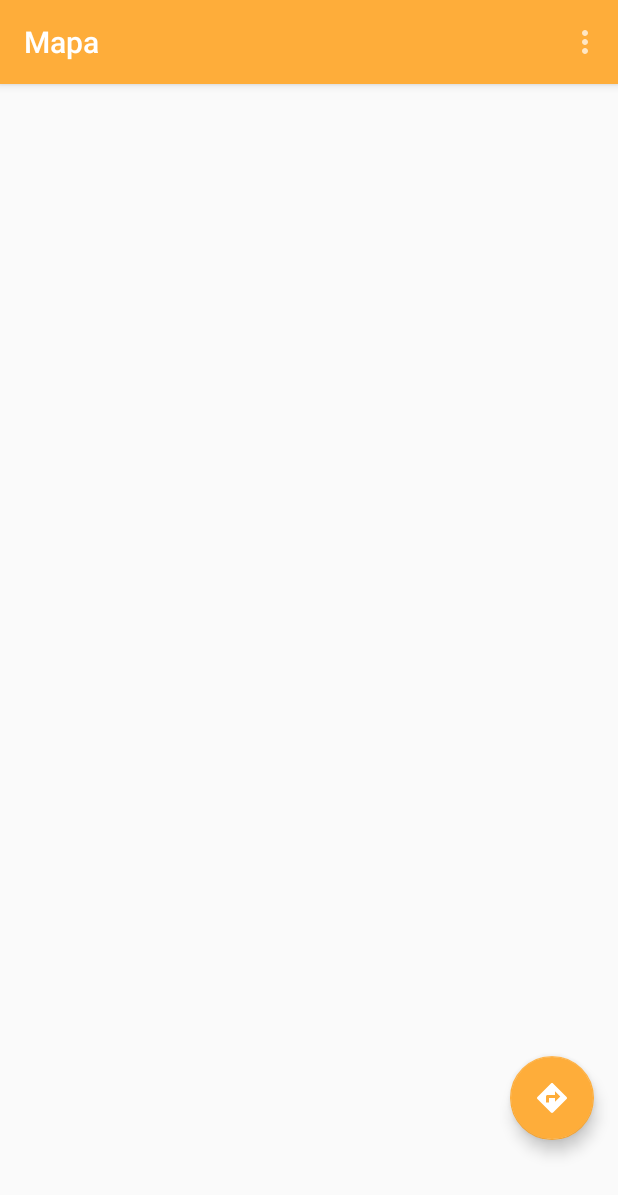
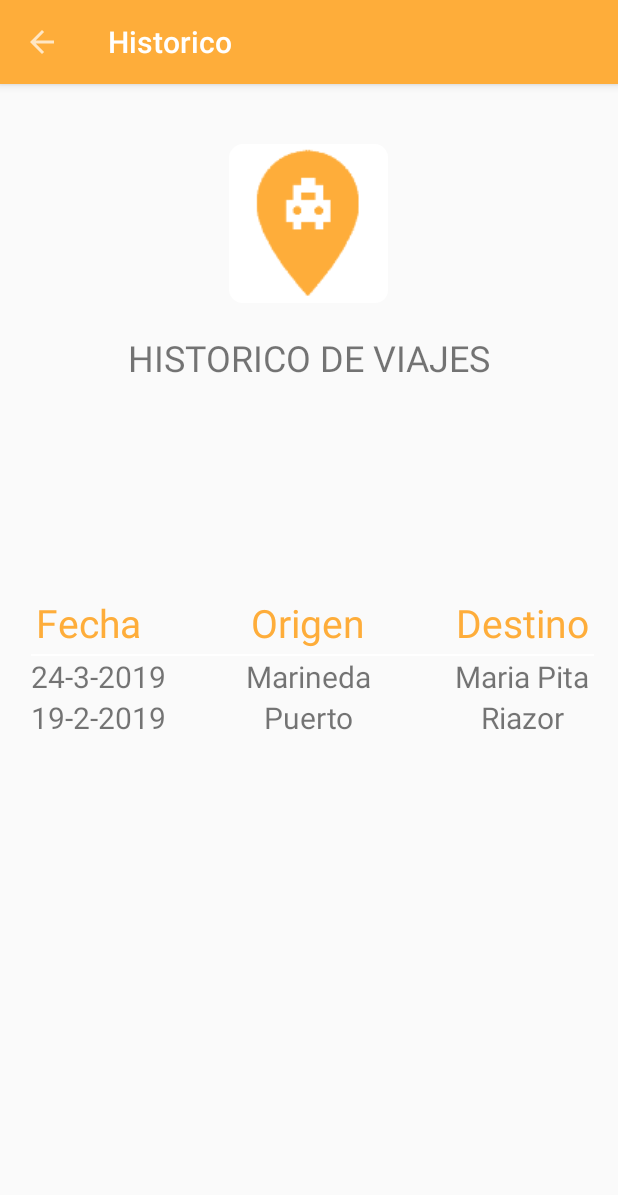
Before and after one commit to palomapiot/taxi5, an Android app: the MapsActivity screen opened directly, with no data from a screen before it, in the options menu, after a tap on "Histórico", on a phone screen of 412 x 824 dp. Shown: the top 1195 px of the screen. Run offline under Robolectric (Android 15) with nearby library versions, the phone set to English and light mode, and no system bars.

Commit message:
listar historico de viajes

```diff
--- a/taxi5-android/app/src/main/AndroidManifest.xml
+++ b/taxi5-android/app/src/main/AndroidManifest.xml
@@ -46,6 +46,10 @@
             android:name=".ui.ProfileActivity"
             android:label="@string/activity_label_profile" />
 
+        <activity
+            android:name=".ui.HistoryActivity"
+            android:label="@string/activity_label_historico" />
+
         <meta-data
             android:name="com.google.android.geo.API_KEY"
             android:value="@string/google_maps_key" />
--- /dev/null
+++ b/taxi5-android/app/src/main/java/com/muei/apm/taxi5/ui/HistoryActivity.java
@@ -0,0 +1,32 @@
+package com.muei.apm.taxi5.ui;
+
+import android.content.Intent;
+import android.os.Bundle;
+import android.support.v7.app.ActionBar;
+import android.support.v7.app.AppCompatActivity;
+import android.support.v7.widget.Toolbar;
+import android.view.MenuItem;
+
+import com.muei.apm.taxi5.R;
+
+public class HistoryActivity extends AppCompatActivity {
+
+    @Override
+    protected void onCreate(Bundle savedInstanceState) {
+        super.onCreate(savedInstanceState);
+        setContentView(R.layout.activity_historico_viajes);
+
+        Toolbar myToolbar = (Toolbar) findViewById(R.id.my_toolbar);
+        setSupportActionBar(myToolbar);
+
+        ActionBar ab = getSupportActionBar();
+
+        ab.setDisplayHomeAsUpEnabled(true);
+    }
+
+    public boolean onOptionsItemSelected(MenuItem item){
+        Intent intent = new Intent(HistoryActivity.this, MapsActivity.class);
+        startActivityForResult(intent, 0);
+        return true;
+    }
+}
--- a/taxi5-android/app/src/main/java/com/muei/apm/taxi5/ui/MapsActivity.java
+++ b/taxi5-android/app/src/main/java/com/muei/apm/taxi5/ui/MapsActivity.java
@@ -82,7 +82,8 @@ public class MapsActivity extends AppCompatActivity implements OnMapReadyCallbac
                 return true;
 
             case R.id.action_view_history:
-                Toast.makeText(this, "Ver histórico", Toast.LENGTH_SHORT).show();
+                Intent intentHistory = new Intent(MapsActivity.this, HistoryActivity.class);
+                startActivity(intentHistory);
                 return true;
 
             case R.id.action_log_out:
--- /dev/null
+++ b/taxi5-android/app/src/main/res/layout/activity_historico_viajes.xml
@@ -0,0 +1,185 @@
+<?xml version="1.0" encoding="utf-8"?>
+<android.support.constraint.ConstraintLayout xmlns:android="http://schemas.android.com/apk/res/android"
+    xmlns:app="http://schemas.android.com/apk/res-auto"
+    xmlns:tools="http://schemas.android.com/tools"
+    android:layout_width="match_parent"
+    android:layout_height="match_parent"
+    tools:context=".ui.HistoryActivity">
+
+    <android.support.v7.widget.Toolbar
+        android:id="@+id/my_toolbar"
+        android:layout_width="match_parent"
+        android:layout_height="?attr/actionBarSize"
+        android:background="@color/colorPrimary"
+        android:elevation="4dp"
+        android:theme="@style/ThemeOverlay.AppCompat.Dark"
+        app:layout_constraintEnd_toEndOf="parent"
+        app:layout_constraintStart_toStartOf="parent"
+        app:layout_constraintTop_toTopOf="parent"
+        app:popupTheme="@style/ThemeOverlay.AppCompat.Light" />
+
+
+    <TextView
+        android:id="@+id/textView"
+        android:layout_width="wrap_content"
+        android:layout_height="wrap_content"
+        android:layout_marginTop="20dp"
+        android:text="@string/default_name_historico"
+        android:textSize="24sp"
+        android:typeface="sans"
+        app:layout_constraintEnd_toEndOf="@+id/imageView2"
+        app:layout_constraintStart_toStartOf="@+id/imageView2"
+        app:layout_constraintTop_toBottomOf="@+id/imageView2" />
+
+    <ImageView
+        android:id="@+id/imageView2"
+        android:layout_width="142dp"
+        android:layout_height="106dp"
+        android:layout_marginStart="8dp"
+        android:layout_marginLeft="8dp"
+        android:layout_marginTop="8dp"
+        android:layout_marginEnd="8dp"
+        android:layout_marginRight="8dp"
+        android:layout_marginBottom="8dp"
+        android:contentDescription="@string/perfil_del_usuario"
+        app:layout_constraintBottom_toBottomOf="parent"
+        app:layout_constraintEnd_toEndOf="parent"
+        app:layout_constraintHorizontal_bias="0.498"
+        app:layout_constraintStart_toStartOf="parent"
+        app:layout_constraintTop_toBottomOf="@+id/my_toolbar"
+        app:layout_constraintVertical_bias="0.05"
+        app:srcCompat="@mipmap/ic_launcher_round" />
+
+
+    <TableLayout xmlns:android="http://schemas.android.com/apk/res/android"
+        android:id="@+id/Tabla"
+        android:layout_width="375dp"
+        android:layout_height="422dp"
+        android:layout_marginStart="8dp"
+        android:layout_marginLeft="8dp"
+        android:layout_marginTop="8dp"
+        android:layout_marginEnd="8dp"
+        android:layout_marginRight="8dp"
+        android:layout_marginBottom="8dp"
+        android:stretchColumns="1"
+        app:layout_constraintBottom_toBottomOf="parent"
+        app:layout_constraintEnd_toEndOf="parent"
+        app:layout_constraintHorizontal_bias="0.6"
+        app:layout_constraintStart_toStartOf="parent"
+        app:layout_constraintTop_toBottomOf="@+id/my_toolbar"
+        app:layout_constraintVertical_bias="1.0">
+
+        <TableRow
+            android:id="@+id/Cabecera"
+            android:layout_width="fill_parent"
+            android:layout_height="749dp">
+
+            <TextView
+                android:id="@+id/ColumnaFecha"
+                android:layout_width="wrap_content"
+                android:layout_height="wrap_content"
+                android:padding="5px"
+                android:text="Fecha"
+                android:textColor="@color/colorPrimary"
+                android:textSize="26sp" />
+
+            <TextView
+                android:id="@+id/ColumnaOrigen"
+                android:layout_width="wrap_content"
+                android:layout_height="wrap_content"
+                android:layout_gravity="center_horizontal"
+                android:padding="5px"
+                android:text="Origen"
+                android:textColor="@color/colorPrimary"
+                android:textSize="26sp" />
+
+            <TextView
+                android:id="@+id/ColumnaDestino"
+                android:layout_width="wrap_content"
+                android:layout_height="wrap_content"
+                android:padding="5px"
+                android:text="Destino"
+                android:textColor="@color/colorPrimary"
+                android:textSize="26sp" />
+
+        </TableRow>
+
+        <TableRow
+            android:id="@+id/SeparadorCabecera"
+            android:layout_width="fill_parent"
+            android:layout_height="wrap_content">
+
+            <FrameLayout
+                android:id="@+id/LineaCabecera"
+                android:layout_width="fill_parent"
+                android:layout_height="2px"
+                android:layout_span="6"
+                android:background="#FFFFFF"></FrameLayout>
+        </TableRow>
+
+        <TableRow
+            android:id="@+id/Fila1"
+            android:layout_width="fill_parent"
+            android:layout_height="wrap_content">
+
+            <TextView
+                android:id="@+id/Fecha1"
+                android:layout_width="wrap_content"
+                android:layout_height="wrap_content"
+                android:gravity="center"
+                android:text="24-3-2019"
+                android:textSize="20sp" />
+
+            <TextView
+                android:id="@+id/Origen1"
+                android:layout_width="wrap_content"
+                android:layout_height="wrap_content"
+                android:gravity="center"
+                android:text="Marineda"
+                android:textSize="20sp" />
+
+            <TextView
+                android:id="@+id/Destino1"
+                android:layout_width="wrap_content"
+                android:layout_height="wrap_content"
+                android:gravity="center"
+                android:text="Maria Pita"
+                android:textSize="20sp" />
+        </TableRow>
+
+        <TableRow
+            android:id="@+id/Fila2"
+            android:layout_width="fill_parent"
+            android:layout_height="wrap_content">
+
+            <TextView
+                android:id="@+id/Fecha2"
+                android:layout_width="wrap_content"
+                android:layout_height="wrap_content"
+                android:gravity="center"
+                android:text="19-2-2019"
+                android:textSize="20sp" />
+
+            <TextView
+                android:id="@+id/Origen2"
+                android:layout_width="wrap_content"
+                android:layout_height="wrap_content"
+                android:gravity="center"
+                android:text="Puerto"
+                android:textSize="20sp" />
+
+            <TextView
+                android:id="@+id/Destino2"
+                android:layout_width="wrap_content"
+                android:layout_height="wrap_content"
+                android:gravity="center"
+                android:text="Riazor"
+                android:textSize="20sp" />
+        </TableRow>
+
+
+    </TableLayout>
+
+
+
+</android.support.constraint.ConstraintLayout>
--- a/taxi5-android/app/src/main/res/values/strings.xml
+++ b/taxi5-android/app/src/main/res/values/strings.xml
@@ -50,4 +50,9 @@
     <string name="change_password_confirm_new">Confirmar nueva contraseña</string>
     <string name="change_password_update">Actualizar contraseña</string>
     <string name="perfil_del_usuario">Perfil del usuario</string>
+
+
+
+    <string name="default_name_historico">HISTORICO DE VIAJES</string>
+    <string name="activity_label_historico">Historico</string>
 </resources>
```
